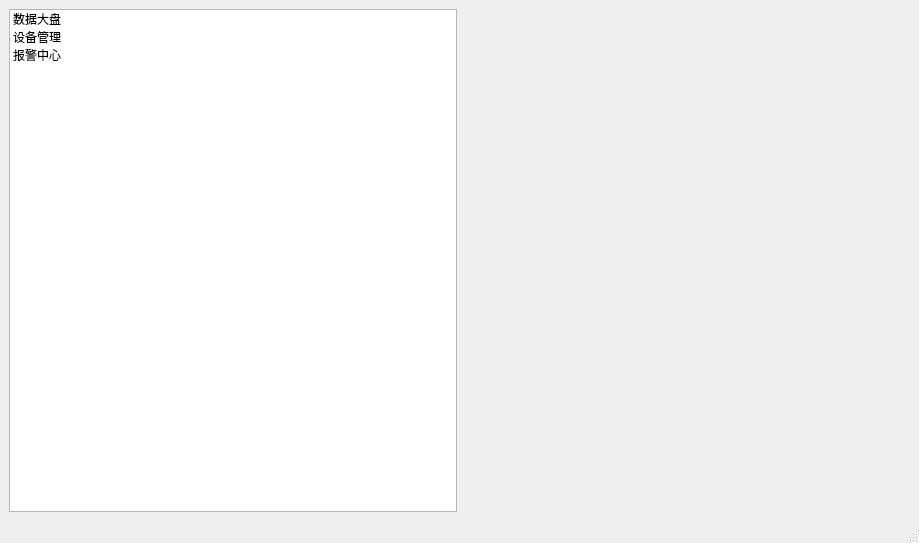
Qt form src/mainwindow.ui (ycpanu/fall-detection-admin) before a commit.
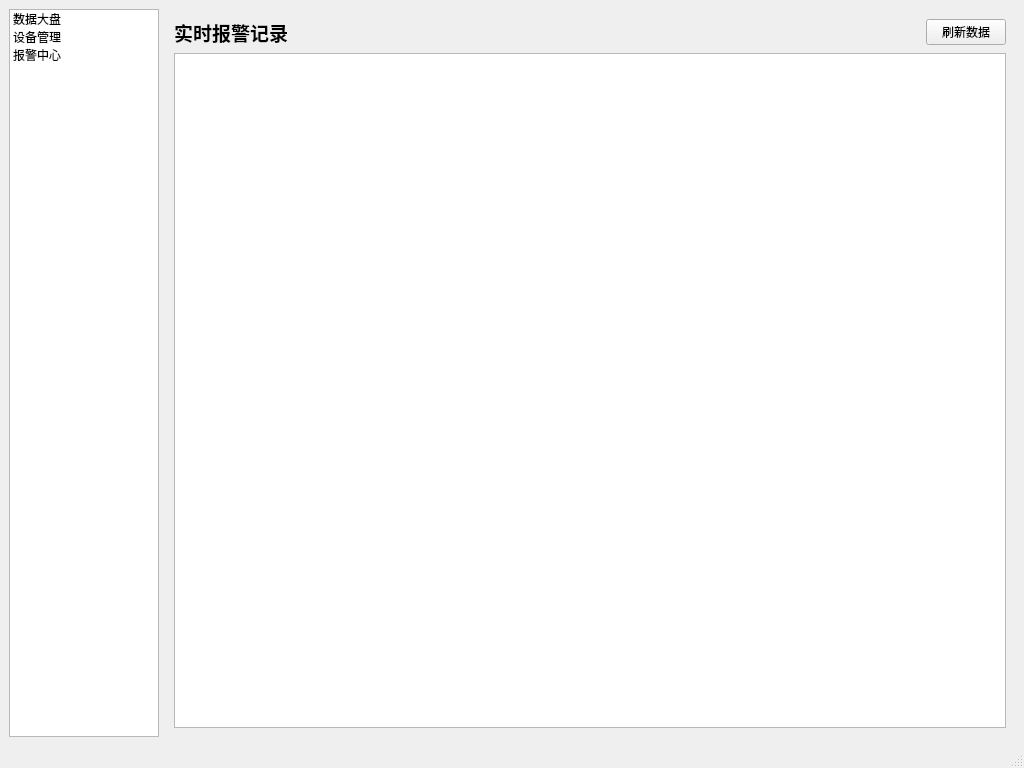
The same form after that commit.

Commit message: feat(admin): 升级报警中心，接入 FastAPI 云端视频链接并实现富文本渲染与刷新反馈

Patch:
```diff
--- a/src/mainwindow.ui
+++ b/src/mainwindow.ui
@@ -6,8 +6,8 @@
    <rect>
     <x>0</x>
     <y>0</y>
-    <width>919</width>
-    <height>543</height>
+    <width>1024</width>
+    <height>768</height>
    </rect>
   </property>
   <property name="windowTitle">
@@ -17,6 +17,12 @@
    <layout class="QHBoxLayout" name="horizontalLayout">
     <item>
      <widget class="QListWidget" name="listWidget">
+      <property name="maximumSize">
+       <size>
+        <width>150</width>
+        <height>16777215</height>
+       </size>
+      </property>
       <item>
        <property name="text">
         <string>数据大盘</string>
@@ -37,17 +43,83 @@
     <item>
      <widget class="QStackedWidget" name="stackedWidget">
       <property name="currentIndex">
-       <number>1</number>
+       <number>2</number>
       </property>
-      <widget class="QWidget" name="page_3">
-       <layout class="QHBoxLayout" name="horizontalLayout_2">
+      <widget class="QWidget" name="page_dashboard">
+       <widget class="QLabel" name="label_dashboard">
+        <property name="geometry">
+         <rect>
+          <x>30</x>
+          <y>30</y>
+          <width>200</width>
+          <height>30</height>
+         </rect>
+        </property>
+        <property name="text">
+         <string>数据大盘 (开发中...)</string>
+        </property>
+       </widget>
+      </widget>
+      <widget class="QWidget" name="page_device">
+       <widget class="QLabel" name="label_device">
+        <property name="geometry">
+         <rect>
+          <x>30</x>
+          <y>30</y>
+          <width>200</width>
+          <height>30</height>
+         </rect>
+        </property>
+        <property name="text">
+         <string>设备管理 (开发中...)</string>
+        </property>
+       </widget>
+      </widget>
+      <widget class="QWidget" name="page_alarms">
+       <layout class="QVBoxLayout" name="verticalLayout">
+        <item>
+         <layout class="QHBoxLayout" name="horizontalLayout_header">
+          <item>
+           <widget class="QLabel" name="label_title">
+            <property name="font">
+             <font>
+              <pointsize>14</pointsize>
+              <weight>75</weight>
+              <bold>true</bold>
+             </font>
+            </property>
+            <property name="text">
+             <string>实时报警记录</string>
+            </property>
+           </widget>
+          </item>
+          <item>
+           <spacer name="horizontalSpacer">
+            <property name="orientation">
+             <enum>Qt::Horizontal</enum>
+            </property>
+            <property name="sizeHint" stdset="0">
+             <size>
+              <width>40</width>
+              <height>20</height>
+             </size>
+            </property>
+           </spacer>
+          </item>
+          <item>
+           <widget class="QPushButton" name="refreshButton">
+            <property name="text">
+             <string>刷新数据</string>
+            </property>
+           </widget>
+          </item>
+         </layout>
+        </item>
         <item>
          <widget class="QTableWidget" name="alarmTableWidget"/>
         </item>
        </layout>
       </widget>
-      <widget class="QWidget" name="page"/>
-      <widget class="QWidget" name="page_2"/>
      </widget>
     </item>
    </layout>
```
Left out of the diff: 4 changed lines with no effect on the pictures. The commit also changes 2 other files.
